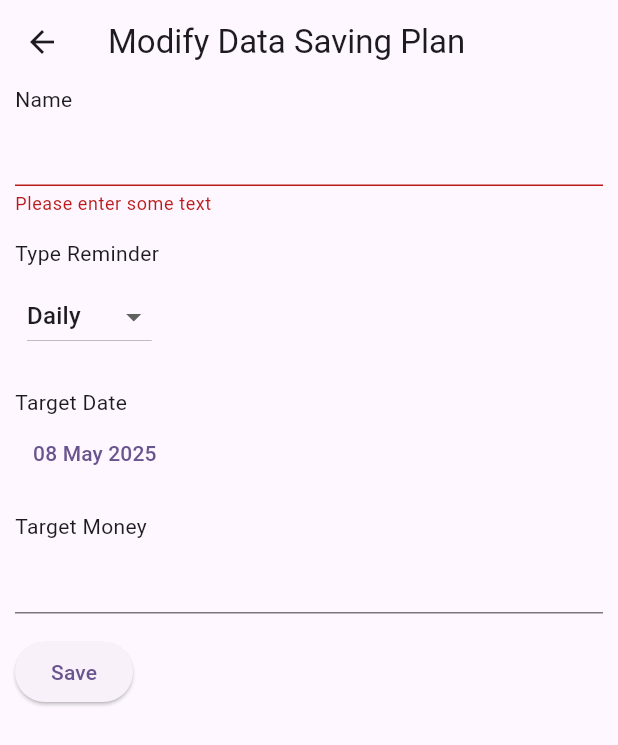
After one commit to rialfu/catatan_keuangan_all, a Flutter app: the ModifySavingPlanScreen screen opened directly, after a tap on "Save", on a phone screen of 412 x 824 dp. The commit adds this screen. Shown: the top 745 px of the screen. Run offline on Flutter 3.47's test engine with Material 3 defaults, Android fonts, the phone set to English and light mode, and no system bars; our stand-ins replace auto_size_text, dio, equatable, firebase_core, firebase_messaging, flutter_bloc and 2 more; accounts and stored records are empty; network calls fail.

Commit message:
update for frontend backend for saving plan feature base

```diff
--- a/catatan_keuangan/lib/components/dropdown_component.dart
+++ b/catatan_keuangan/lib/components/dropdown_component.dart
@@ -1,3 +1,4 @@
+import 'package:catatan_keuangan/extensions/context_entension.dart';
 import 'package:flutter/cupertino.dart';
 import 'package:flutter/material.dart';
 
@@ -21,7 +22,8 @@ class DropDownComponent extends StatelessWidget {
       child: DropdownButton<String>(
         hint: Text("Choose"),
         value: setValue,
-        isExpanded: true,
+        menuMaxHeight: context.dynamicHeight(0.3),
+        isExpanded: false,
         items: listData
             .map(
               (e) => DropdownMenuItem<String>(
--- a/catatan_keuangan/lib/core/bloc/savingPlan/saving_plan_bloc.dart
+++ b/catatan_keuangan/lib/core/bloc/savingPlan/saving_plan_bloc.dart
@@ -31,6 +31,12 @@ class SavingPlanBloc extends Bloc<SavingPlanEvent, SavingPlanState> {
         print('request sp');
         List<SavingPlanModel> res = await savingPlanService.getAllSavingPlan();
         emit(SavingPlanStateFinishLoad(data: res));
+      } on CustomExceptionForPost catch (e) {
+        if (e.codeError == 400 || e.codeError == 429) {
+          emit(SavingPlanState.error(state.savingPlans, e.cause));
+          return;
+        }
+        emit(SavingPlanStateFinishLoad(data: state.savingPlans));
       } catch (err) {
         if (err.toString().contains('unauthorized')) {
           emit(SavingPlanState.sessionLost());
@@ -56,10 +62,11 @@ class SavingPlanBloc extends Bloc<SavingPlanEvent, SavingPlanState> {
         data.sort((a, b) => b.targetDate.compareTo(a.targetDate));
         emit(SavingPlanStateFinishLoad(data: data));
       } on CustomExceptionForPost catch (e) {
-        print('error custom:' + e.codeError.toString());
-        if (e.codeError == 400) {
+        if (e.codeError == 400 || e.codeError == 429) {
           emit(SavingPlanState.error(state.savingPlans, e.cause));
+          return;
         }
+        emit(SavingPlanStateFinishLoad(data: state.savingPlans));
       } catch (err) {
         if (err.toString().contains('unauthorized')) {
           emit(SavingPlanState.sessionLost());
@@ -73,19 +80,49 @@ class SavingPlanBloc extends Bloc<SavingPlanEvent, SavingPlanState> {
       try {
         var data = [...(state.savingPlans)];
         await savingPlanService.updateSavingPlan(event.data);
-        data.map((e) {
-          if (e.id == event.data.id) {
-            return event.data;
+        data = data.map((e) {
+          if (e.id == event.forUpdate.id) {
+            return event.forUpdate;
           }
           return e;
-        });
+        }).toList();
         data.sort((a, b) => b.targetDate.compareTo(a.targetDate));
         emit(SavingPlanStateFinishLoad(data: data));
       } on CustomExceptionForPost catch (e) {
-        print('error custom:' + e.codeError.toString());
-        if (e.codeError == 400) {
+        if (e.codeError == 400 || e.codeError == 429 || e.codeError == 422) {
           emit(SavingPlanState.error(state.savingPlans, e.cause));
+          return;
         }
+        emit(SavingPlanStateFinishLoad(data: state.savingPlans));
+      } catch (err) {
+        print(err);
+        if (err.toString().contains('unauthorized')) {
+          emit(SavingPlanState.sessionLost());
+          return;
+        }
+        emit(SavingPlanState.error(state.savingPlans, err.toString()));
+      }
+    });
+    on<SavingPlanNotificationRequested>((event, emit) async {
+      emit(SavingPlanStateLoad(data: state.savingPlans));
+      try {
+        var data = [...(state.savingPlans)];
+        await savingPlanService.updateSavingPlan(event.data);
+        data = data.map((e) {
+          if (e.id == event.data['id']) {
+            return e.update(
+                newNotification: event.data['notification'] as bool);
+          }
+          return e;
+        }).toList();
+        data.sort((a, b) => b.targetDate.compareTo(a.targetDate));
+        emit(SavingPlanStateFinishLoad(data: data));
+      } on CustomExceptionForPost catch (e) {
+        if (e.codeError == 400 || e.codeError == 429) {
+          emit(SavingPlanState.error(state.savingPlans, e.cause));
+          return;
+        }
+        emit(SavingPlanStateFinishLoad(data: state.savingPlans));
       } catch (err) {
         print(err);
         if (err.toString().contains('unauthorized')) {
@@ -103,10 +140,11 @@ class SavingPlanBloc extends Bloc<SavingPlanEvent, SavingPlanState> {
         data.removeWhere((e) => e.id == event.id);
         emit(SavingPlanStateFinishLoad(data: data));
       } on CustomExceptionForPost catch (e) {
-        print('error custom:' + e.codeError.toString());
-        if (e.codeError == 400) {
+        if (e.codeError == 400 || e.codeError == 429) {
           emit(SavingPlanState.error(state.savingPlans, e.cause));
+          return;
         }
+        emit(SavingPlanStateFinishLoad(data: state.savingPlans));
       } catch (err) {
         print(err);
         if (err.toString().contains('unauthorized')) {
@@ -139,10 +177,11 @@ class SavingPlanBloc extends Bloc<SavingPlanEvent, SavingPlanState> {
 
         emit(SavingPlanStateFinishLoad(data: newData));
       } on CustomExceptionForPost catch (e) {
-        print('error custom:' + e.codeError.toString());
-        if (e.codeError == 400) {
+        if (e.codeError == 400 || e.codeError == 429) {
           emit(SavingPlanState.error(state.savingPlans, e.cause));
+          return;
         }
+        emit(SavingPlanStateFinishLoad(data: state.savingPlans));
       } catch (err) {
         print(err);
         if (err.toString().contains('unauthorized')) {
--- a/catatan_keuangan/lib/core/bloc/savingPlan/saving_plan_event.dart
+++ b/catatan_keuangan/lib/core/bloc/savingPlan/saving_plan_event.dart
@@ -22,9 +22,17 @@ class SavingPlanSaveRequested extends SavingPlanEvent {
   List<Object?> get props => [data];
 }
 
+class SavingPlanNotificationRequested extends SavingPlanEvent {
+  final Map<String, dynamic> data;
+  const SavingPlanNotificationRequested(this.data);
+  @override
+  List<Object?> get props => [data];
+}
+
 class SavingPlanUpdateRequested extends SavingPlanEvent {
-  final SavingPlanModel data;
-  const SavingPlanUpdateRequested(this.data);
+  final Map<String, dynamic> data;
+  final SavingPlanModel forUpdate;
+  const SavingPlanUpdateRequested(this.data, this.forUpdate);
   @override
   List<Object?> get props => [data];
 }
--- a/catatan_keuangan/lib/core/model/saving_plan_model.dart
+++ b/catatan_keuangan/lib/core/model/saving_plan_model.dart
@@ -18,7 +18,7 @@ class SavingPlanModel {
     required this.dateReminder,
     required this.targetDate,
     required this.targetMoney,
-    this.notification = true,
+    this.notification = false,
     this.checkout = const [],
   });
   factory SavingPlanModel.fromJson(Map<String, dynamic> json) {
@@ -71,12 +71,24 @@ class SavingPlanModel {
       checkout: checkout,
     );
   }
+  SavingPlanModel update({bool? newNotification}) {
+    return SavingPlanModel(
+      id: id,
+      name: name,
+      typeReminder: typeReminder,
+      dateReminder: dateReminder,
+      targetDate: targetDate,
+      targetMoney: targetMoney,
+      notification: newNotification ?? notification,
+    );
+  }
+
   Map<String, dynamic> toJsonSave() {
     return {
       'name': name,
       'type_reminder': typeReminder,
       'date_reminder': dateReminder,
-      'target_date': dateReminder,
+      'target_date': targetDate,
       'target_money': targetMoney,
       'notification': notification
     };
@@ -88,7 +100,7 @@ class SavingPlanModel {
       'name': name,
       'type_reminder': typeReminder,
       'date_reminder': dateReminder,
-      'target_date': dateReminder,
+      'target_date': targetDate,
       'target_money': targetMoney,
       'notification': notification
     };
--- a/catatan_keuangan/lib/core/service/saving_plan_service.dart
+++ b/catatan_keuangan/lib/core/service/saving_plan_service.dart
@@ -20,6 +20,9 @@ class SavingPlanService {
       print(e);
       if (e.response?.statusCode == HttpStatus.unauthorized) {
         throw Exception('unauthorized');
+      }
+      if (e.response?.statusCode == HttpStatus.tooManyRequests) {
+        throw CustomExceptionForPost(429, e.response?.data['message']);
       }
       throw Exception(e.message);
     } catch (err) {
@@ -56,6 +59,9 @@ class SavingPlanService {
         print(e.response?.data);
         throw CustomExceptionForPost(400, e.response?.data['message']);
       }
+      if (e.response?.statusCode == HttpStatus.tooManyRequests) {
+        throw CustomExceptionForPost(429, e.response?.data['message']);
+      }
       throw Exception(e.message);
     } catch (err) {
       print(err);
@@ -63,16 +69,22 @@ class SavingPlanService {
     }
   }
 
-  Future<void> updateSavingPlan(SavingPlanModel data) async {
+  Future<void> updateSavingPlan(Map<String, dynamic> data) async {
     try {
       await dioManager.dio.put(
         'saving-plan/update',
-        data: data.toJsonUpdate(),
+        data: data,
       );
       // List data = res.data['data'];
     } on DioException catch (e) {
       if (e.response?.statusCode == HttpStatus.unauthorized) {
         throw Exception('unauthorized');
+      }
+      if (e.response?.statusCode == HttpStatus.tooManyRequests) {
+        throw CustomExceptionForPost(429, e.response?.data['message']);
+      }
+      if (e.response?.statusCode == HttpStatus.unprocessableEntity) {
+        throw CustomExceptionForPost(429, e.response?.data['message']);
       }
       throw Exception(e.message);
     } catch (err) {
@@ -96,6 +108,9 @@ class SavingPlanService {
         print(e.response?.data);
         throw CustomExceptionForPost(400, e.response?.data['message']);
       }
+      if (e.response?.statusCode == HttpStatus.tooManyRequests) {
+        throw CustomExceptionForPost(429, e.response?.data['message']);
+      }
     }
   }
 
@@ -114,6 +129,9 @@ class SavingPlanService {
         print(e.response?.data);
         throw CustomExceptionForPost(400, e.response?.data['message']);
       }
+      if (e.response?.statusCode == HttpStatus.tooManyRequests) {
+        throw CustomExceptionForPost(429, e.response?.data['message']);
+      }
     }
     return [];
   }
--- a/catatan_keuangan/lib/screens/main_screen.dart
+++ b/catatan_keuangan/lib/screens/main_screen.dart
@@ -183,12 +183,13 @@ class _MainScreenState extends State<MainScreen> with TickerProviderStateMixin {
               ListTile(
                 title: Text("Home / Catatan"),
                 onTap: () {
-                  Navigator.of(context, rootNavigator: true).pop();
+                  // Navigator.of(context, rootNavigator: true).pop();
                 },
               ),
               ListTile(
                 title: Text("Saving Plan"),
                 onTap: () {
+                  Navigator.pop(context);
                   Navigator.push(
                     context,
                     MaterialPageRoute(
--- /dev/null
+++ b/catatan_keuangan/lib/screens/modify_saving_plan_screen.dart
@@ -0,0 +1,314 @@
+import 'dart:async';
+
+import 'package:catatan_keuangan/components/dropdown_component.dart';
+import 'package:catatan_keuangan/core/bloc/savingPlan/saving_plan_bloc.dart';
+import 'package:catatan_keuangan/core/bloc/savingPlan/saving_plan_event.dart';
+import 'package:catatan_keuangan/core/bloc/savingPlan/saving_plan_state.dart';
+import 'package:catatan_keuangan/core/enum/auth_enum.dart';
+import 'package:catatan_keuangan/core/model/saving_plan_model.dart';
+import 'package:catatan_keuangan/extensions/datetime_extension.dart';
+import 'package:catatan_keuangan/extensions/string_extension.dart';
+import 'package:flutter/cupertino.dart';
+import 'package:flutter/material.dart';
+import 'package:flutter/services.dart';
+import 'package:flutter_bloc/flutter_bloc.dart';
+import 'package:intl/intl.dart';
+
+class ModifySavingPlanScreen extends StatefulWidget {
+  final SavingPlanModel? data;
+  const ModifySavingPlanScreen({this.data, super.key});
+
+  @override
+  State<ModifySavingPlanScreen> createState() => _ModifySavingPlanScreenState();
+}
+
+class _ModifySavingPlanScreenState extends State<ModifySavingPlanScreen> {
+  final _formKey = GlobalKey<FormState>();
+  TextEditingController name = TextEditingController();
+  TextEditingController money = TextEditingController();
+  String typeReminder = 'daily';
+  String dateReminderWeekly = 'monday';
+  String dateReminderMonthly = '1';
+  DateTime dataDate = DateTime.now();
+  bool isLoad = false;
+  List<Map<String, String>> dataWeekly = [
+    {'value': 'monday', 'name': 'Monday'},
+    {'value': 'tuesday', 'name': 'Tuesday'},
+    {'value': 'wednesday', 'name': 'Wednesday'},
+    {'value': 'thursday', 'name': 'Thursday'},
+    {'value': 'friday', 'name': 'Friday'},
+    {'value': 'saturday', 'name': 'Saturday'},
+    {'value': 'sunday', 'name': 'Sunday'},
+  ];
+  late StreamSubscription spStream;
+  late SavingPlanBloc bloc;
+  @override
+  void initState() {
+    // TODO: implement initState
+    super.initState();
+    bloc = context.read<SavingPlanBloc>();
+    spStream = bloc.stream.listen((state) async {
+      if (state is SavingPlanStateFinishLoad) {
+        // print('finish');
+        // return;
+        return alertDialogCustom(
+          callback: () {
+            // print('enter');
+
+            bloc.add(SavingPlanCleanMessage());
+            Navigator.of(context).pop();
+            Navigator.of(context).pop();
+          },
+          message: ['Success ${widget.data == null ? "Add" : "Update"}'],
+          title: 'Success',
+        );
+      } else if (state.status == AuthStatus.guest) {
+      } else if (state.message != null) {
+        List message = [];
+        if (state.message is List) {
+          message.addAll(state.message as List);
+        } else {
+          message.add(state.message);
+        }
+        return alertDialogCustom(
+          callback: () {
+            bloc.add(SavingPlanCleanMessage());
+            Navigator.of(context).pop();
+          },
+          message: message,
+        );
+      }
+    });
+    if (widget.data != null) {
+      name.text = widget.data?.name ?? '';
+      money.text = (widget.data?.targetMoney.toString() ?? '0').formatMoney();
+      String tr = widget.data?.typeReminder ?? 'daily';
+      String drw = 'monday';
+      String drm = '1';
+      if (tr == 'weekly') {
+        drw = widget.data?.dateReminder ?? 'monday';
+      } else if (tr == 'monthly') {
+        drm = widget.data?.dateReminder ?? '1';
+      }
+      DateTime dd = DateTime.now();
+      // try {
+      dd = DateTime.tryParse(widget.data?.targetDate ?? '2024-01-03') ??
+          DateTime.now();
+      setState(() {
+        typeReminder = tr;
+        dateReminderMonthly = drm;
+        dateReminderWeekly = drw;
+        dataDate = dd;
+      });
+    }
+  }
+
+  @override
+  void dispose() {
+    name.dispose();
+    spStream.cancel();
+    money.dispose();
+    // TODO: implement dispose
+    super.dispose();
+  }
+
+  Future alertDialogCustom(
+      {String title = 'Error',
+      required VoidCallback callback,
+      List message = const [],
+      String textClose = 'Close'}) {
+    return showDialog<void>(
+      context: context,
+      barrierDismissible: false, // user must tap button!
+      builder: (BuildContext context) {
+        return AlertDialog(
+          title: Text(title),
+          content: SingleChildScrollView(
+            child: ListBody(
+              children: message.map((e) => Text(e.toString())).toList(),
+            ),
+          ),
+          actions: <Widget>[
+            TextButton(
+              child: Text(textClose),
+              onPressed: callback,
+            ),
+          ],
+        );
+      },
+    );
+  }
+
+  List<Widget> buildDateReminder() {
+    List<Widget> widgets = [];
+    if (typeReminder != 'monthly' && typeReminder != 'weekly') {
+      return [];
+    }
+    widgets.add(Text('DateReminder', textAlign: TextAlign.left));
+    if (typeReminder == 'monthly') {
+      widgets.add(DropDownComponent(
+        position: AlignmentDirectional.centerStart,
+        callback: (String? val) {
+          setState(() {
+            dateReminderMonthly = val ?? '1';
+          });
+        },
+        listData: List.generate(
+          31,
+          (int index) =>
+              {'value': (index + 1).toString(), 'name': (index + 1).toString()},
+        ),
+        setValue: dateReminderMonthly,
+      ));
+    } else if (typeReminder == 'weekly') {
+      widgets.add(DropDownComponent(
+        position: AlignmentDirectional.centerStart,
+        callback: (String? val) {
+          setState(() {
+            dateReminderWeekly = val ?? 'monday';
+          });
+        },
+        listData: dataWeekly,
+        setValue: dateReminderWeekly,
+      ));
+    }
+    widgets.add(SizedBox(
+      height: 15,
+    ));
+    return widgets;
+  }
+
+  @override
+  Widget build(BuildContext context) {
+    // widget.data.
+    return Scaffold(
+      appBar: AppBar(
+        title: Text("Modify Data Saving Plan"),
+      ),
+      body: Container(
+        padding: EdgeInsets.symmetric(
+          horizontal: 10,
+        ),
+        child: Form(
+          key: _formKey,
+          child: SingleChildScrollView(
+            child: Column(
+              crossAxisAlignment: CrossAxisAlignment.start,
+              children: [
+                Text('Name', textAlign: TextAlign.left),
+                TextFormField(
+                  controller: name,
+                  validator: (value) {
+                    if (value == null || value.isEmpty) {
+                      return 'Please enter some text';
+                    }
+                    return null;
+                  },
+                ),
+                SizedBox(
+                  height: 15,
+                ),
+                Text('Type Reminder', textAlign: TextAlign.left),
+                DropDownComponent(
+                  position: AlignmentDirectional.centerStart,
+                  callback: (String? val) {
+                    setState(() {
+                      typeReminder = val ?? '';
+                    });
+                  },
+                  listData: [
+                    {'value': 'daily', 'name': 'Daily'},
+                    {'value': 'weekly', 'name': 'Weekly'},
+                    {'value': 'monthly', 'name': 'Monthly'}
+                  ],
+                  setValue: typeReminder,
+                ),
+                SizedBox(
+                  height: 15,
+                ),
+                ...buildDateReminder(),
+                Text('Target Date', textAlign: TextAlign.left),
+                TextButton(
+                    onPressed: () async {
+                      final DateTime? picked = await showDatePicker(
+                        context: context,
+                        initialDate: dataDate, // Refer step 1
+                        firstDate: DateTime(2000),
+                        lastDate: DateTime.now().add(Duration(days: 365)),
+                      );
+                      if (picked != null) {
+                        setState(() {
+                          dataDate = picked;
+                        });
+                      }
+                    },
+                    child: Text(dataDate.ddMMyyyy())),
+                SizedBox(
+                  height: 15,
+                ),
+                Text('Target Money', textAlign: TextAlign.left),
+                TextFormField(
+                  controller: money,
+                  inputFormatters: <TextInputFormatter>[
+                    FilteringTextInputFormatter.digitsOnly
+                  ],
+                  keyboardType: TextInputType.number,
+                  validator: (value) {
+                    if ((value?.moneyToDouble() ?? 0) < 0) {
+                      return 'Please target not zero';
+                    }
+                  },
+                  onChanged: (String textValue) {
+                    var valueNumber =
+                        double.parse(textValue.replaceAll(RegExp(r"\D"), "")) /
+                            100;
+                    var fomattedValue =
+                        NumberFormat("#,##0.00", "en_US").format(valueNumber);
+                    money.value = TextEditingValue(
+                      text: fomattedValue,
+                      selection: TextSelection.collapsed(
+                        offset: fomattedValue.length,
+                      ),
+                    );
+                  },
+                ),
+                SizedBox(
+                  height: 15,
+                ),
+                ElevatedButton(
+                    onPressed: () {
+                      if (_formKey.currentState!.validate()) {
+                        var bloc = context.read<SavingPlanBloc>();
+                        var data = SavingPlanModel(
+                          id: widget.data == null ? '' : widget.data?.id ?? '',
+                          name: name.text,
+                          typeReminder: typeReminder,
+                          dateReminder: typeReminder == 'monthly'
+                              ? dateReminderMonthly
+                              : dateReminderWeekly,
+                          targetDate: dataDate.yyyymmdd(),
+                          targetMoney: money.text.moneyToDouble(),
+                          notification: widget.data == null
+                              ? false
+                              : widget.data?.notification ?? false,
+                        );
+                        // print(data.toJsonSave());
+                        if (widget.data == null) {
+                          bloc.add(SavingPlanSaveRequested(data));
+                        } else {
+                          bloc.add(SavingPlanUpdateRequested(
+                            data.toJsonUpdate(),
+                            data,
+                          ));
+                        }
+                      }
+                    },
+                    child: Text(widget.data == null ? 'Save' : 'Update'))
+              ],
+            ),
+          ),
+        ),
+      ),
+    );
+  }
+}
```
Also changed, not shown: catatan_keuangan/lib/screens/detail_saving_screen.dart (+28 -2 lines), catatan_keuangan/lib/screens/saving_plan_screen.dart (+167 -56 lines), 4 other files.
